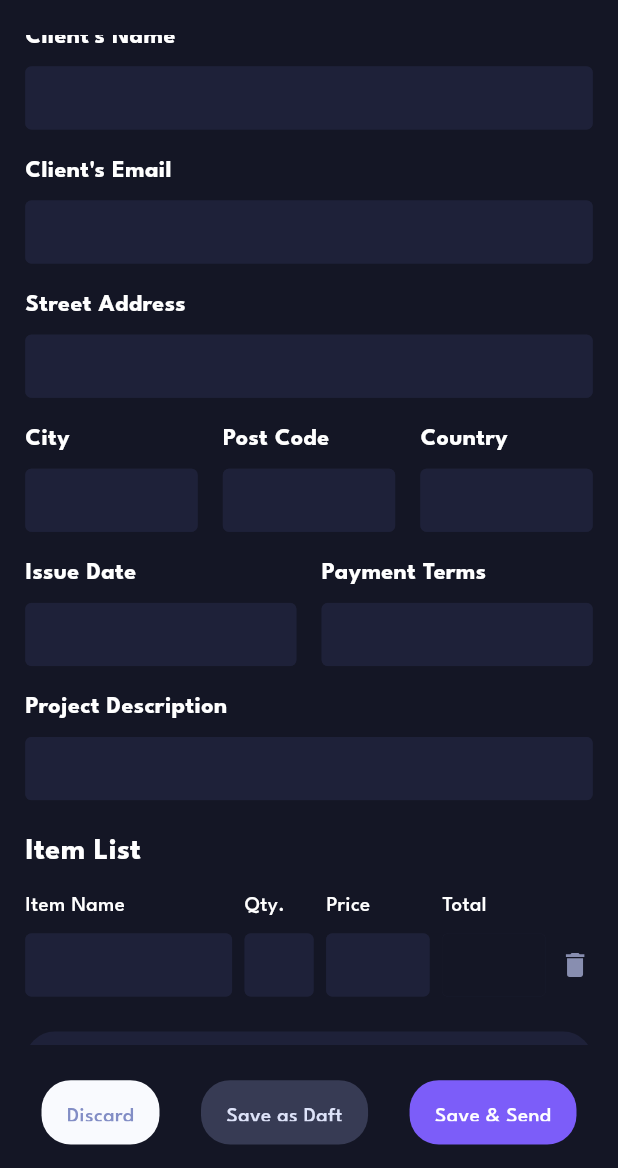
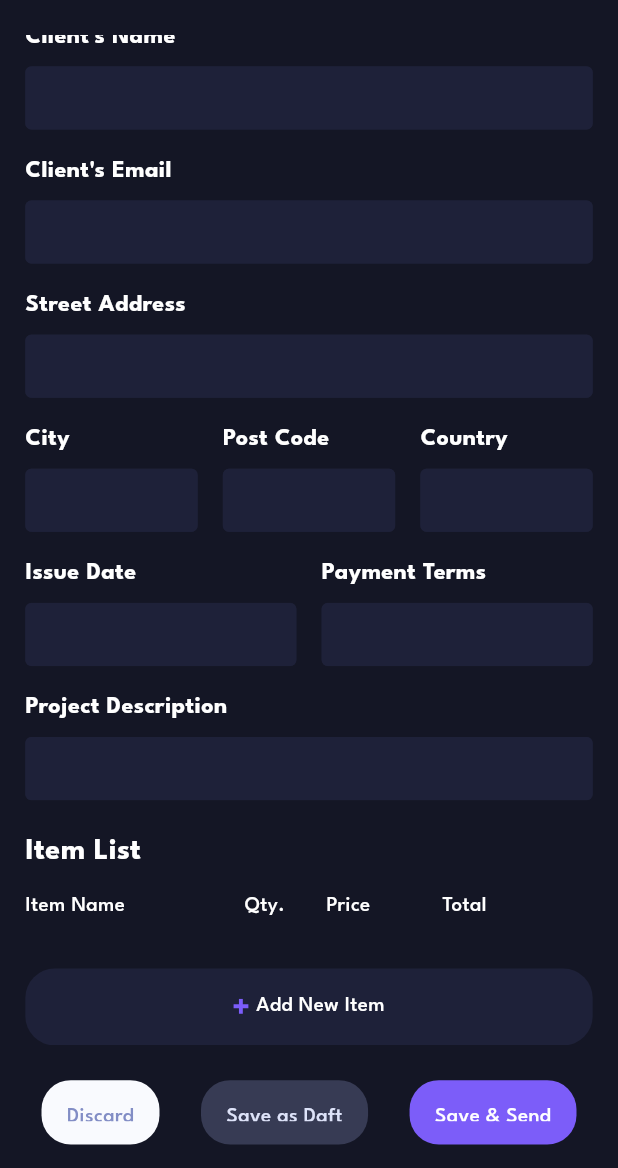
Before and after one commit to BaoTrung37/Blue_invoice, a Flutter app: the InvoiceForm screen opened directly, scrolled down 277 dp, on a phone screen of 412 x 824 dp, the part 68-1236 px from its top. Run offline on Flutter 3.47's test engine with Material 3 defaults, Android fonts, the phone set to English and light mode, and no system bars; our stand-ins replace auto_route, bloc, flutter_bloc, flutter_screenutil, flutter_svg, freezed_annotation and 4 more; accounts and stored records are empty; generated files the repository leaves out were written again; statements that could not run were skipped.

Commit message:
add data item list to db

```diff
--- a/invoice_app/lib/presentation/pages/home/screen/invoice_form.dart
+++ b/invoice_app/lib/presentation/pages/home/screen/invoice_form.dart
@@ -9,7 +9,7 @@ import 'package:invoice_app/presentation/resources/app_colors.dart';
 import 'package:invoice_app/presentation/resources/app_text_styles.dart';
 import 'package:invoice_app/presentation/widgets/app_text_field/app_text_field.dart';
 
-import '../../../../gen/assets.gen.dart';
+import 'views/item_list_view.dart';
 
 class InvoiceForm extends StatefulWidget {
   const InvoiceForm({super.key});
@@ -72,7 +72,7 @@ class _MainContent extends StatelessWidget {
                       24.verticalSpace,
                       _buildBillTo(),
                       24.verticalSpace,
-                      _buildItemList(context),
+                      const ItemListView(),
                     ],
                   ),
                 ),
@@ -248,90 +248,7 @@ class _MainContent extends StatelessWidget {
   }
 
   Widget _buildItemList(BuildContext context) {
-    return Column(
-      crossAxisAlignment: CrossAxisAlignment.start,
-      mainAxisSize: MainAxisSize.min,
-      children: [
-        const Text('Item List', style: AppTextStyles.h2),
-        16.verticalSpace,
-        Row(
-          crossAxisAlignment: CrossAxisAlignment.center,
-          children: [
-            const Expanded(
-              flex: 6,
-              child: Text('Item Name'),
-            ),
-            8.horizontalSpace,
-            const Expanded(
-              flex: 2,
-              child: Text('Qty.'),
-            ),
-            8.horizontalSpace,
-            const Expanded(
-              flex: 3,
-              child: Text('Price'),
-            ),
-            8.horizontalSpace,
-            const Expanded(
-              flex: 3,
-              child: Text('Total'),
-            ),
-            8.horizontalSpace,
-            const Expanded(
-              flex: 1,
-              child: SizedBox.shrink(),
-            ),
-          ],
-        ),
-        8.verticalSpace,
-        Row(
-          crossAxisAlignment: CrossAxisAlignment.center,
-          children: [
-            const Expanded(
-              flex: 6,
-              child: AppTextField(),
-            ),
-            8.horizontalSpace,
-            const Expanded(
-              flex: 2,
-              child: AppTextField(),
-            ),
-            8.horizontalSpace,
-            const Expanded(
-              flex: 3,
-              child: AppTextField(),
-            ),
-            8.horizontalSpace,
-            const Expanded(
-              flex: 3,
-              child: AppTextField(
-                isReadOnly: true,
-              ),
-            ),
-            8.horizontalSpace,
-            Expanded(
-              flex: 1,
-              child: Assets.icons.iconDelete.svg(),
-            ),
-          ],
-        ),
-        24.verticalSpace,
-        CustomButton(
-          onTap: () {
-            //
-          },
-          backgroundColor: context.colors.backgroundSecondary,
-          child: Row(
-            mainAxisAlignment: MainAxisAlignment.center,
-            children: [
-              Assets.icons.iconPlus.svg(),
-              4.horizontalSpace,
-              const Text('Add New Item'),
-            ],
-          ),
-        ),
-      ],
-    );
+    return const ItemListView();
   }
 }
 
--- a/invoice_app/lib/presentation/pages/home/screen/screen.dart
+++ b/invoice_app/lib/presentation/pages/home/screen/screen.dart
@@ -1,2 +1,3 @@
 export 'home_screen.dart';
 export 'invoice_form.dart';
+export 'views/views.dart';
--- /dev/null
+++ b/invoice_app/lib/presentation/pages/home/screen/views/item_list_view.dart
@@ -0,0 +1,165 @@
+import 'package:flutter/material.dart';
+import 'package:flutter_bloc/flutter_bloc.dart';
+import 'package:flutter_screenutil/flutter_screenutil.dart';
+import 'package:invoice_app/gen/assets.gen.dart';
+import 'package:invoice_app/injection/di.dart';
+import 'package:invoice_app/presentation/pages/home/cubit/invoices_controller_cubit.dart';
+import 'package:invoice_app/presentation/pages/home/widgets/custom_button.dart';
+import 'package:invoice_app/presentation/resources/resources.dart';
+
+import '../../../../presentation.dart';
+
+class ItemListView extends StatelessWidget {
+  const ItemListView({
+    super.key,
+  });
+
+  @override
+  Widget build(BuildContext context) {
+    return Column(
+      crossAxisAlignment: CrossAxisAlignment.start,
+      mainAxisSize: MainAxisSize.min,
+      children: [
+        const Text('Item List', style: AppTextStyles.h2),
+        16.verticalSpace,
+        _buildHeadingTable(),
+        8.verticalSpace,
+        BlocBuilder<InvoicesControllerCubit, InvoicesControllerState>(
+          bloc: getIt.get<InvoicesControllerCubit>(),
+          buildWhen: (previous, current) =>
+              previous.currentInvoice.items != current.currentInvoice.items,
+          builder: (context, state) {
+            final items = state.currentInvoice.items;
+            print(items);
+            return ListView.separated(
+              key: UniqueKey(),
+              shrinkWrap: true,
+              physics: const NeverScrollableScrollPhysics(),
+              itemBuilder: (context, index) {
+                final item = items[index];
+                return Row(
+                  crossAxisAlignment: CrossAxisAlignment.center,
+                  children: [
+                    Expanded(
+                      flex: 6,
+                      child: AppTextField(
+                        initialText: item.name,
+                        onFinishTextChanged: (value) {
+                          getIt.get<InvoicesControllerCubit>().updateItemName(
+                                index: index,
+                                itemName: value!,
+                              );
+                        },
+                      ),
+                    ),
+                    8.horizontalSpace,
+                    Expanded(
+                      flex: 2,
+                      child: AppTextField(
+                        initialText: (item.quantity ?? '').toString(),
+                        keyboardType: TextInputType.number,
+                        onFinishTextChanged: (value) {
+                          getIt
+                              .get<InvoicesControllerCubit>()
+                              .updateItemQuantity(
+                                index: index,
+                                quantityStr: value!,
+                              );
+                        },
+                      ),
+                    ),
+                    8.horizontalSpace,
+                    Expanded(
+                      flex: 3,
+                      child: AppTextField(
+                        initialText: (item.price ?? '').toString(),
+                        keyboardType: TextInputType.number,
+                        onFinishTextChanged: (value) {
+                          getIt.get<InvoicesControllerCubit>().updateItemPrice(
+                                index: index,
+                                priceStr: value!,
+                              );
+                        },
+                      ),
+                    ),
+                    8.horizontalSpace,
+                    Expanded(
+                      flex: 3,
+                      child: AppTextField(
+                        isReadOnly: true,
+                        initialText: (item.total ?? '').toString(),
+                      ),
+                    ),
+                    8.horizontalSpace,
+                    Expanded(
+                      flex: 1,
+                      child: Center(
+                        child: GestureDetector(
+                          onTap: () {
+                            getIt
+                                .get<InvoicesControllerCubit>()
+                                .removeItem(index);
+                          },
+                          child: Assets.icons.iconDelete.svg(),
+                        ),
+                      ),
+                    ),
+                  ],
+                );
+              },
+              itemCount: items.length,
+              separatorBuilder: (context, index) => 16.verticalSpace,
+            );
+          },
+        ),
+        24.verticalSpace,
+        CustomButton(
+          onTap: () {
+            getIt.get<InvoicesControllerCubit>().addNewItem();
+          },
+          backgroundColor: context.colors.backgroundSecondary,
+          child: Row(
+            mainAxisAlignment: MainAxisAlignment.center,
+            children: [
+              Assets.icons.iconPlus.svg(),
+              4.horizontalSpace,
+              const Text('Add New Item'),
+            ],
+          ),
+        ),
+      ],
+    );
+  }
+
+  Widget _buildHeadingTable() {
+    return Row(
+      crossAxisAlignment: CrossAxisAlignment.center,
+      children: [
+        const Expanded(
+          flex: 6,
+          child: Text('Item Name'),
+        ),
+        8.horizontalSpace,
+        const Expanded(
+          flex: 2,
+          child: Text('Qty.'),
+        ),
+        8.horizontalSpace,
+        const Expanded(
+          flex: 3,
+          child: Text('Price'),
+        ),
+        8.horizontalSpace,
+        const Expanded(
+          flex: 3,
+          child: Text('Total'),
+        ),
+        8.horizontalSpace,
+        const Expanded(
+          flex: 1,
+          child: SizedBox.shrink(),
+        ),
+      ],
+    );
+  }
+}
--- /dev/null
+++ b/invoice_app/lib/presentation/pages/home/screen/views/views.dart
@@ -0,0 +1 @@
+export 'item_list_view.dart';
--- a/invoice_app/lib/presentation/pages/home/widgets/widgets.dart
+++ b/invoice_app/lib/presentation/pages/home/widgets/widgets.dart
@@ -1 +1,2 @@
+export 'custom_button.dart';
 export 'invoice_item.dart';
--- a/invoice_app/lib/presentation/utilities/extensions/extension.dart
+++ b/invoice_app/lib/presentation/utilities/extensions/extension.dart
@@ -1 +1,2 @@
 export 'date_time_extension.dart';
+export 'string_extension.dart';
--- a/invoice_app/lib/presentation/widgets/app_text_field/app_text_field.dart
+++ b/invoice_app/lib/presentation/widgets/app_text_field/app_text_field.dart
@@ -14,6 +14,7 @@ class AppTextField extends StatefulWidget {
     this.validator,
     this.onTextChange,
     this.onSubmit,
+    this.onFinishTextChanged,
     this.keyboardType,
     this.textInputAction,
     this.title,
@@ -30,6 +31,7 @@ class AppTextField extends StatefulWidget {
   final FormFieldValidator<String>? validator;
   final ValueChanged<String?>? onTextChange;
   final ValueChanged<String?>? onSubmit;
+  final ValueChanged<String?>? onFinishTextChanged;
   final TextInputType? keyboardType;
   final TextInputAction? textInputAction;
   final String? title;
@@ -87,7 +89,11 @@ class _AppTextFieldState extends State<AppTextField> {
             borderRadius: BorderRadius.circular(4.r),
           ),
           child: Focus(
-            onFocusChange: (focus) {},
+            onFocusChange: (focus) {
+              if (!focus) {
+                widget.onFinishTextChanged?.call(_textController.text);
+              }
+            },
             child: TextFormField(
               key: _textFieldKey,
               onChanged: (value) {
--- a/invoice_app/pubspec.yaml
+++ b/invoice_app/pubspec.yaml
@@ -74,6 +74,8 @@ dependencies:
   collection: ^1.18.0
   path_provider: ^2.1.2
 
+  dropdown_button2: ^2.3.9
+
 dev_dependencies:
   flutter_test:
     sdk: flutter
```
Also changed, not shown: invoice_app/lib/presentation/pages/home/cubit/invoices_controller_cubit.dart (+106 -0 lines), invoice_app/lib/presentation/pages/home/screen/home_screen.dart (+16 -3 lines), invoice_app/lib/presentation/pages/home/widgets/invoice_item.dart (+6 -1 lines), invoice_app/lib/presentation/utilities/extensions/string_extension.dart (added, +17 -0 lines), invoice_app/pubspec.lock.
